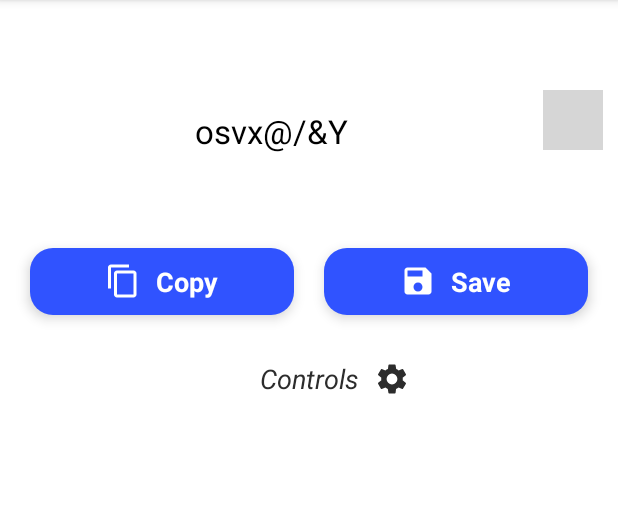
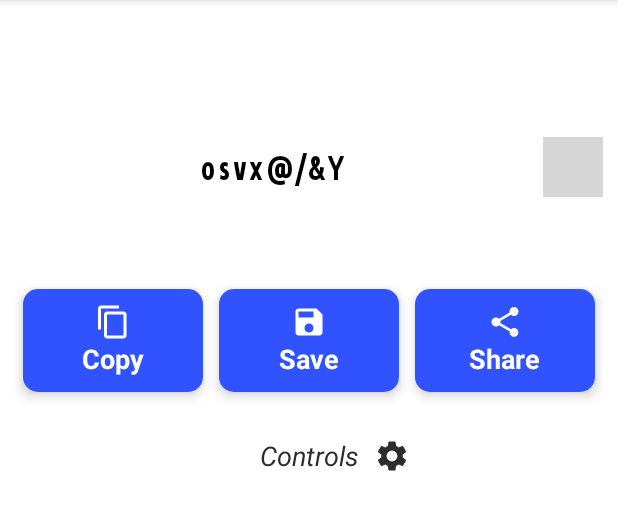
Before and after one commit to kashew-developers/PasswordGenerator, an Android app: the screen it shows after launch (MainActivity), on a phone screen of 412 x 824 dp, the part 84-614 px from its top. Run offline under Robolectric (Android 15) with nearby library versions, the phone set to English and light mode, and no system bars; grey boxes are pictures that could not be loaded.

Commit message:
Implement Copy & Share + use Ubuntu Con font for password

```diff
--- a/app/src/main/java/in/kashewdevelopers/passwordgenerator/MainActivity.java
+++ b/app/src/main/java/in/kashewdevelopers/passwordgenerator/MainActivity.java
@@ -4,9 +4,12 @@ import androidx.annotation.NonNull;
 import androidx.appcompat.app.AppCompatActivity;
 import androidx.constraintlayout.widget.ConstraintLayout;
 
+import android.annotation.SuppressLint;
+import android.content.ClipData;
+import android.content.ClipboardManager;
+import android.content.Intent;
 import android.os.Bundle;
-import android.os.SystemClock;
-import android.util.Log;
+import android.view.Gravity;
 import android.view.Menu;
 import android.view.MenuItem;
 import android.view.View;
@@ -41,6 +44,8 @@ public class MainActivity extends AppCompatActivity {
     String numbers = "0123456789";
     String symbols = "!\"#$%&\'()*+,-./:;<=>?@[\\]^_`{|}";
 
+    // toasts
+    Toast pressBackAgainToast, savedToast, copiedToast, copyErrorToast;
 
     @Override
     protected void onCreate(Bundle savedInstanceState) {
@@ -66,8 +71,14 @@ public class MainActivity extends AppCompatActivity {
         return super.onOptionsItemSelected(item);
     }
 
+    @Override
+    public void onBackPressed() {
+        super.onBackPressed();
+    }
+
 
     // functionality
+    @SuppressLint("ShowToast")
     public void initialize() {
         password = findViewById(R.id.password);
         controlIcon = findViewById(R.id.controlIcon);
@@ -85,16 +96,27 @@ public class MainActivity extends AppCompatActivity {
 
             @Override
             public void onStartTrackingTouch(SeekBar seekBar) {
-
             }
 
             @Override
             public void onStopTrackingTouch(SeekBar seekBar) {
-
             }
         });
 
         controls.setVisibility(View.GONE);
+
+        // toasts
+        pressBackAgainToast = Toast.makeText(this, R.string.back_press, Toast.LENGTH_SHORT);
+        pressBackAgainToast.setGravity(Gravity.CENTER, 0, 0);
+
+        savedToast = Toast.makeText(this, R.string.saved_password, Toast.LENGTH_SHORT);
+        savedToast.setGravity(Gravity.CENTER, 0, 0);
+
+        copiedToast = Toast.makeText(this, R.string.copied, Toast.LENGTH_SHORT);
+        copiedToast.setGravity(Gravity.CENTER, 0, 0);
+
+        copyErrorToast = Toast.makeText(this, R.string.copy_error, Toast.LENGTH_SHORT);
+        copyErrorToast.setGravity(Gravity.CENTER, 0, 0);
     }
 
     public void generatePassword() {
@@ -121,11 +143,27 @@ public class MainActivity extends AppCompatActivity {
 
     // handle widget clicks
     public void copyClicked(View view) {
+        ClipboardManager clipboard = (ClipboardManager) getSystemService(CLIPBOARD_SERVICE);
+        if (clipboard == null) {
+            copyErrorToast.show();
+            return;
+        }
 
+        ClipData clip = ClipData.newPlainText(getText(R.string.app_name), password.getText());
+        clipboard.setPrimaryClip(clip);
+        copyErrorToast.cancel();
+        copiedToast.show();
     }
 
     public void saveClicked(View view) {
 
+    }
+
+    public void shareClicked(View view) {
+        Intent intent = new Intent(Intent.ACTION_SEND);
+        intent.setType("text/plain");
+        intent.putExtra(Intent.EXTRA_TEXT, password.getText());
+        startActivity(Intent.createChooser(intent, getText(R.string.share_with)));
     }
 
     public void controlToggleClicked(View view) {
@@ -143,9 +181,7 @@ public class MainActivity extends AppCompatActivity {
     }
 
     public void uppercaseClicked(View view) {
-        Log.d("KashewDevelopers", "Uppercase Before = " + includeUppercase);
         includeUppercase = ((CheckBox) view).isChecked();
-        Log.d("KashewDevelopers", "Uppercase Before = " + includeUppercase + " > " + ((CheckBox) view).isChecked());
         generatePassword();
     }
 
--- a/app/src/main/res/drawable/button_design.xml
+++ b/app/src/main/res/drawable/button_design.xml
@@ -2,6 +2,6 @@
 <shape xmlns:android="http://schemas.android.com/apk/res/android">
 
     <solid android:color="@color/colorAccent" />
-    <corners android:radius="15dp" />
+    <corners android:radius="10dp" />
 
 </shape>
--- /dev/null
+++ b/app/src/main/res/drawable/share_icon.xml
@@ -0,0 +1,5 @@
+<vector android:height="24dp" android:tint="#FFFFFF"
+    android:viewportHeight="24.0" android:viewportWidth="24.0"
+    android:width="24dp" xmlns:android="http://schemas.android.com/apk/res/android">
+    <path android:fillColor="#FF000000" android:pathData="M18,16.08c-0.76,0 -1.44,0.3 -1.96,0.77L8.91,12.7c0.05,-0.23 0.09,-0.46 0.09,-0.7s-0.04,-0.47 -0.09,-0.7l7.05,-4.11c0.54,0.5 1.25,0.81 2.04,0.81 1.66,0 3,-1.34 3,-3s-1.34,-3 -3,-3 -3,1.34 -3,3c0,0.24 0.04,0.47 0.09,0.7L8.04,9.81C7.5,9.31 6.79,9 6,9c-1.66,0 -3,1.34 -3,3s1.34,3 3,3c0.79,0 1.5,-0.31 2.04,-0.81l7.12,4.16c-0.05,0.21 -0.08,0.43 -0.08,0.65 0,1.61 1.31,2.92 2.92,2.92 1.61,0 2.92,-1.31 2.92,-2.92s-1.31,-2.92 -2.92,-2.92z"/>
+</vector>
--- a/app/src/main/res/layout/activity_main.xml
+++ b/app/src/main/res/layout/activity_main.xml
@@ -24,13 +24,16 @@
                 android:layout_height="wrap_content"
                 android:layout_marginTop="50dp"
                 android:layout_marginEnd="10dp"
+                android:fontFamily="@font/ubuntu_condensed"
                 android:gravity="center"
-                android:minLines="2"
+                android:letterSpacing="0.1"
+                android:minLines="4"
                 android:paddingStart="3dp"
                 android:paddingEnd="3dp"
                 android:text="@string/app_name"
                 android:textColor="@color/primaryTextColor"
                 android:textSize="22sp"
+                android:textStyle="bold"
                 app:layout_constraintEnd_toStartOf="@id/refreshButton"
                 app:layout_constraintStart_toStartOf="parent"
                 app:layout_constraintTop_toTopOf="parent" />
@@ -48,24 +51,23 @@
                 android:src="@drawable/refresh_icon"
                 app:layout_constraintBottom_toBottomOf="@id/password"
                 app:layout_constraintEnd_toEndOf="parent"
-                app:layout_constraintTop_toTopOf="@id/password"
-                app:layout_constraintVertical_bias="0.0" />
+                app:layout_constraintTop_toTopOf="@id/password" />
 
             <!-- copy section -->
             <LinearLayout
                 android:id="@+id/copySection"
                 android:layout_width="0dp"
                 android:layout_height="wrap_content"
-                android:layout_marginStart="10dp"
-                android:layout_marginTop="50dp"
-                android:layout_marginEnd="10dp"
+                android:layout_marginStart="5dp"
+                android:layout_marginTop="30dp"
+                android:layout_marginEnd="5dp"
                 android:background="@drawable/button_design"
                 android:clickable="true"
                 android:elevation="5dp"
                 android:focusable="true"
                 android:gravity="center"
                 android:onClick="copyClicked"
-                android:orientation="horizontal"
+                android:orientation="vertical"
                 android:padding="10dp"
                 app:layout_constraintEnd_toStartOf="@id/verticalCenterGuideline"
                 app:layout_constraintStart_toStartOf="parent"
@@ -74,7 +76,6 @@
                 <ImageView
                     android:layout_width="wrap_content"
                     android:layout_height="wrap_content"
-                    android:layout_marginEnd="10dp"
                     android:clickable="false"
                     android:contentDescription="@string/copy"
                     android:focusable="false"
@@ -91,29 +92,37 @@
 
             </LinearLayout>
 
+            <androidx.constraintlayout.widget.Guideline
+                android:id="@+id/verticalCenterGuideline"
+                android:layout_width="wrap_content"
+                android:layout_height="wrap_content"
+                android:layout_margin="0dp"
+                android:orientation="vertical"
+                app:layout_constraintGuide_percent="0.3333" />
+
             <!-- save section -->
             <LinearLayout
                 android:id="@+id/saveSection"
                 android:layout_width="0dp"
                 android:layout_height="wrap_content"
-                android:layout_margin="10dp"
+                android:layout_marginStart="5dp"
+                android:layout_marginEnd="5dp"
                 android:background="@drawable/button_design"
                 android:clickable="true"
                 android:elevation="5dp"
                 android:focusable="true"
                 android:gravity="center"
                 android:onClick="saveClicked"
-                android:orientation="horizontal"
+                android:orientation="vertical"
                 android:padding="10dp"
                 app:layout_constraintBottom_toBottomOf="@id/copySection"
-                app:layout_constraintEnd_toEndOf="parent"
+                app:layout_constraintEnd_toEndOf="@id/verticalCenterGuideline2"
                 app:layout_constraintStart_toEndOf="@id/verticalCenterGuideline"
                 app:layout_constraintTop_toTopOf="@id/copySection">
 
                 <ImageView
                     android:layout_width="wrap_content"
                     android:layout_height="wrap_content"
-                    android:layout_marginEnd="10dp"
                     android:clickable="false"
                     android:contentDescription="@string/save"
                     android:focusable="false"
@@ -122,7 +131,8 @@
                 <TextView
                     android:layout_width="wrap_content"
                     android:layout_height="wrap_content"
-                    android:background="?attr/selectableItemBackgroundBorderless"
+                    android:clickable="false"
+                    android:focusable="false"
                     android:text="@string/save"
                     android:textColor="@color/primaryTextOnPrimary"
                     android:textSize="18sp"
@@ -131,11 +141,51 @@
             </LinearLayout>
 
             <androidx.constraintlayout.widget.Guideline
-                android:id="@+id/verticalCenterGuideline"
+                android:id="@+id/verticalCenterGuideline2"
                 android:layout_width="wrap_content"
                 android:layout_height="wrap_content"
                 android:orientation="vertical"
-                app:layout_constraintGuide_percent="0.5" />
+                app:layout_constraintGuide_percent="0.6666" />
+
+            <!-- share section -->
+            <LinearLayout
+                android:id="@+id/shareSection"
+                android:layout_width="0dp"
+                android:layout_height="wrap_content"
+                android:layout_marginStart="5dp"
+                android:layout_marginEnd="5dp"
+                android:background="@drawable/button_design"
+                android:clickable="true"
+                android:elevation="5dp"
+                android:focusable="true"
+                android:gravity="center"
+                android:onClick="shareClicked"
+                android:orientation="vertical"
+                android:padding="10dp"
+                app:layout_constraintBottom_toBottomOf="@id/copySection"
+                app:layout_constraintEnd_toEndOf="parent"
+                app:layout_constraintStart_toEndOf="@id/verticalCenterGuideline2"
+                app:layout_constraintTop_toTopOf="@id/copySection">
+
+                <ImageView
+                    android:layout_width="wrap_content"
+                    android:layout_height="wrap_content"
+                    android:clickable="false"
+                    android:contentDescription="@string/share"
+                    android:focusable="false"
+                    android:src="@drawable/share_icon" />
+
+                <TextView
+                    android:layout_width="wrap_content"
+                    android:layout_height="wrap_content"
+                    android:clickable="false"
+                    android:focusable="false"
+                    android:text="@string/share"
+                    android:textColor="@color/primaryTextOnPrimary"
+                    android:textSize="18sp"
+                    android:textStyle="bold" />
+
+            </LinearLayout>
 
             <TextView
                 android:id="@+id/controlText"
--- a/app/src/main/res/values/strings.xml
+++ b/app/src/main/res/values/strings.xml
@@ -4,15 +4,23 @@
     <string name="refresh">Refresh</string>
     <string name="save">Save</string>
     <string name="copy">Copy</string>
+    <string name="share">Share</string>
     <string name="saved">Saved</string>
     <string name="controls">Controls</string>
+    <string name="share_with">Share With</string>
 
     <!-- Controls -->
     <string name="uppercase">Uppercase Letters (ABCD&#8230;)</string>
     <string name="lowercase">Lowercase Letters (abcd&#8230;)</string>
     <string name="numbers">Numbers (123&#8230;)</string>
-    <string name="symbols">Symbols (+/?&gt;;&amp;&lt;&#8230;)</string>
+    <string name="symbols">Symbols (!"#$%&amp;'()*+,-./:;&gt;=&lt;?@[\]^_`{|})</string>
     <string name="length">Length</string>
     <string name="initialLength">8</string>
 
+    <!-- toasts -->
+    <string name="back_press">Press Back Again to exit</string>
+    <string name="copied">Copied to clipboard</string>
+    <string name="copy_error">Error Copying password</string>
+    <string name="saved_password">Password Saved</string>
+
 </resources>
```
Also changed, not shown: app/src/main/res/font/ubuntu_condensed.ttf (added).
